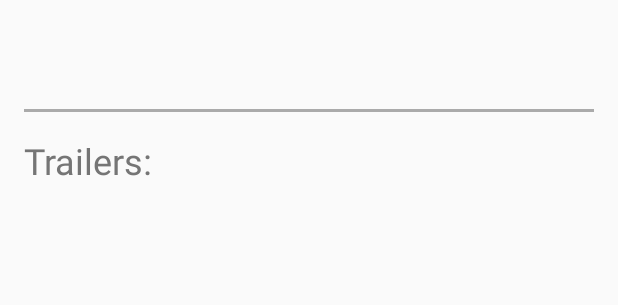
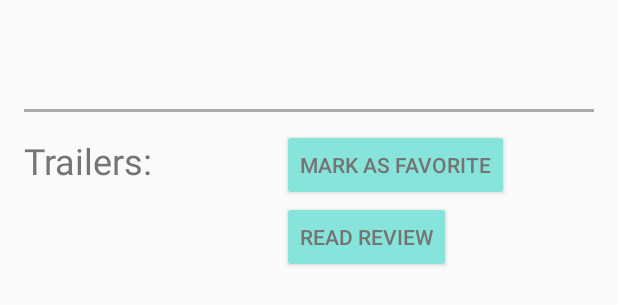
Before and after one commit to goransipic/PopularMoviesStage1, an Android app: the layout activity_detail_items.xml on its own in the app's theme, with its tools: preview values and no code run, on a phone screen of 412 x 824 dp. Shown: the top 305 px of the screen. Run offline under Robolectric (Android 15) with nearby library versions, the phone set to English and light mode, and no system bars.

Commit message:
started stage 2 - review and favorite

```diff
--- a/app/build.gradle
+++ b/app/build.gradle
@@ -11,7 +11,9 @@ android {
         buildConfigField "String", "POPULAR_END_POINT", "\"popular\""
         buildConfigField "String", "TOP_RATED_ENDPOINT", "\"top_rated\""
         buildConfigField "String", "MOVIE_TRAILERS_ENDPOINT", "\"{id}/videos\""
+        buildConfigField "String", "MOVIE_REVIEW_ENDPOINT", "\"{id}/reviews\""
         buildConfigField "String", "API_ENDPOINT", "\"api_point\""
+        buildConfigField "String", "YOUTUBE_BASE_URL", "\"https://www.youtube.com/watch?v=\""
         minSdkVersion 16
         targetSdkVersion 24
         versionCode 1
--- a/app/src/main/java/com/example/android/popularmovies/stage1/data/api/ApiMovies.java
+++ b/app/src/main/java/com/example/android/popularmovies/stage1/data/api/ApiMovies.java
@@ -23,4 +23,7 @@ public interface ApiMovies {
 
     @GET(BuildConfig.MOVIE_TRAILERS_ENDPOINT)
     Observable<Response<MovieTrailers>> getMovieTrailers(@Path("id") Integer id, @Query("api_key") String apiKey);
+
+    @GET(BuildConfig.MOVIE_REVIEW_ENDPOINT)
+    Observable<Response<Review>> getMovieReview(@Path("id") Integer id, @Query("api_key") String apiKey);
 }
--- a/app/src/main/res/layout/activity_detail_items.xml
+++ b/app/src/main/res/layout/activity_detail_items.xml
@@ -9,9 +9,9 @@
         android:id="@+id/thumbnail_image"
         android:layout_width="@dimen/thumbimage_width"
         android:layout_height="wrap_content"
-        android:adjustViewBounds="true"
         android:layout_marginLeft="@dimen/thumb_size"
-        android:layout_marginTop="@dimen/activity_horizontal_margin" />
+        android:layout_marginTop="@dimen/activity_horizontal_margin"
+        android:adjustViewBounds="true" />
 
     <TextView
         android:id="@+id/tv_detail_date"
@@ -27,11 +27,33 @@
         android:id="@+id/tv_detail_vote_average"
         android:layout_width="wrap_content"
         android:layout_height="wrap_content"
+        android:layout_below="@id/tv_detail_date"
         android:layout_marginLeft="@dimen/activity_vertical_margin"
         android:layout_toRightOf="@id/thumbnail_image"
-        android:layout_below="@id/tv_detail_date"
         android:textAppearance="@style/TextAppearance.AppCompat.Medium"
         android:theme="@style/ThemeOverlay.AppCompat.Light" />
+
+    <Button
+        android:id="@+id/bt_detail_mark_favorite"
+        style="@style/Widget.AppCompat.Button.Colored"
+        android:theme="@style/Button.Detail.Style"
+        android:layout_width="wrap_content"
+        android:layout_height="wrap_content"
+        android:layout_below="@id/tv_detail_vote_average"
+        android:text="@string/mark_as_favorite"
+        android:layout_marginLeft="@dimen/activity_vertical_margin"
+        android:layout_toRightOf="@id/thumbnail_image" />
+
+    <Button
+        android:id="@+id/bt_detail_review"
+        style="@style/Widget.AppCompat.Button.Colored"
+        android:theme="@style/Button.Detail.Style"
+        android:layout_width="wrap_content"
+        android:layout_height="wrap_content"
+        android:layout_below="@id/bt_detail_mark_favorite"
+        android:text="@string/read_review"
+        android:layout_marginLeft="@dimen/activity_vertical_margin"
+        android:layout_toRightOf="@id/thumbnail_image" />
 
     <TextView
         android:id="@+id/tv_detail_overview"
@@ -48,20 +70,20 @@
         android:id="@+id/v_border"
         android:layout_width="match_parent"
         android:layout_height="2dp"
-        android:layout_marginTop="@dimen/activity_horizontal_margin"
+        android:layout_below="@id/tv_detail_overview"
         android:layout_marginLeft="@dimen/activity_vertical_margin"
         android:layout_marginRight="@dimen/activity_vertical_margin"
-        android:layout_below="@id/tv_detail_overview"
+        android:layout_marginTop="@dimen/activity_horizontal_margin"
         android:background="@android:color/darker_gray" />
 
     <TextView
         android:layout_width="wrap_content"
         android:layout_height="wrap_content"
+        android:layout_below="@id/v_border"
         android:layout_marginLeft="@dimen/activity_vertical_margin"
         android:layout_marginTop="@dimen/activity_horizontal_margin"
-        android:layout_below="@id/v_border"
+        android:text="@string/trailers"
         android:textAppearance="@style/TextAppearance.AppCompat.Headline"
-        android:theme="@style/TextAppearance.Detail"
-        android:text="@string/trailers" />
+        android:theme="@style/TextAppearance.Detail" />
 
 </RelativeLayout>
--- a/app/src/main/res/values/strings.xml
+++ b/app/src/main/res/values/strings.xml
@@ -7,4 +7,7 @@
     <string name="main_pop_movies">Pop Movies</string>
     <string name="main_top_movies">Top Movies</string>
     <string name="trailers">Trailers:</string>
+    <string name="mark_as_favorite">MARK AS FAVORITE</string>
+    <string name="install_app">Install Video App</string>
+    <string name="read_review">Read Review</string>
 </resources>
--- a/app/src/main/res/values/styles.xml
+++ b/app/src/main/res/values/styles.xml
@@ -22,4 +22,9 @@
         <item name="android:textColorPrimary">#757575</item>
     </style>
 
+    <style name="Button.Detail.Style" parent="ThemeOverlay.AppCompat.Light">
+        <item name="android:textColor">#747474</item>
+        <item name="colorAccent">#86E4DB</item>
+    </style>
+
 </resources>
```
Also changed, not shown: app/src/main/java/com/example/android/popularmovies/stage1/DetailActivity.java (+45 -2 lines), app/src/main/java/com/example/android/popularmovies/stage1/adapter/DetailAdapter.java (+41 -2 lines), app/src/main/java/com/example/android/popularmovies/stage1/data/DataManager.java (+35 -3 lines), app/src/main/java/com/example/android/popularmovies/stage1/data/api/Review.java (added, +116 -0 lines), app/src/main/java/com/example/android/popularmovies/stage1/data/api/ReviewItem.java (added, +77 -0 lines).
